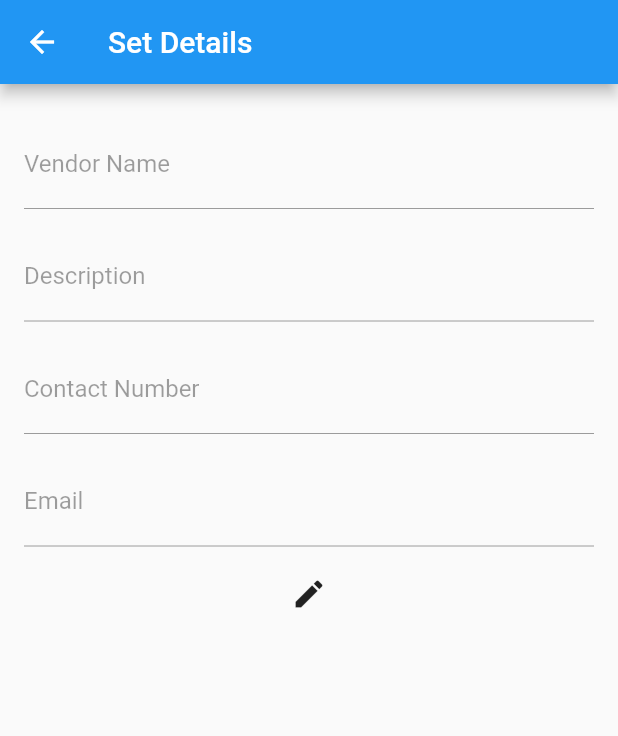
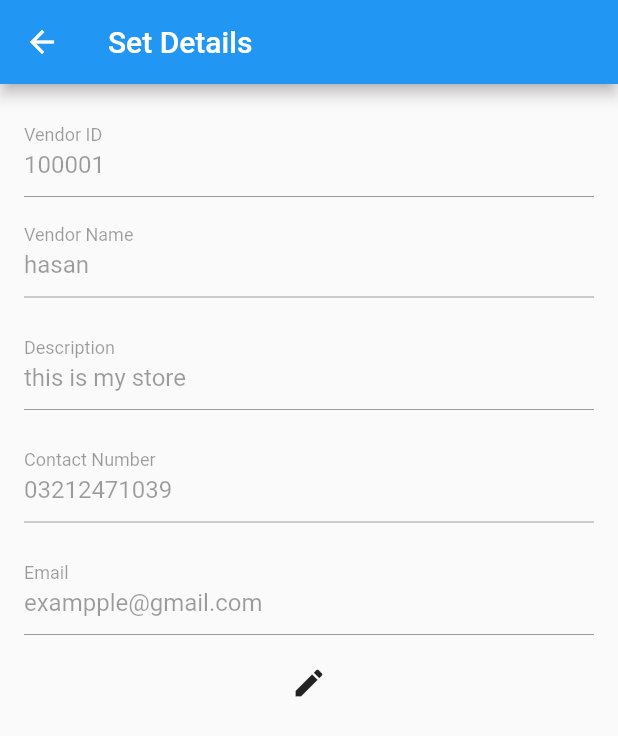
Before and after one commit to hasan-zahid-code/food-ordering-app-flutter, a Flutter app: the SetDetailsPage screen opened directly, on a phone screen of 412 x 824 dp. Shown: the top 736 px of the screen. Run offline on Flutter 3.47's test engine with Material 2 defaults, Android fonts, the phone set to English and light mode, and no system bars; our stand-ins replace bloc, equatable, flutter_bloc.

Commit message:
setDetails functional

```diff
--- a/lib/blocs/vendor_login_bloc.dart
+++ b/lib/blocs/vendor_login_bloc.dart
@@ -59,8 +59,7 @@ class VendorLoginBloc extends Bloc<VendorLoginEvent, VendorLoginState> {
 
       try {
         final response = await http.post(
-          Uri.parse(
-              'http://localhost:3000/api/vendorLogin'), // Replace with your vendor login API endpoint
+          Uri.parse('http://localhost:3000/api/vendorLogin'),
           body: jsonEncode({
             'contactNo': event.phone,
             'Password': event.password,
@@ -78,7 +77,7 @@ class VendorLoginBloc extends Bloc<VendorLoginEvent, VendorLoginState> {
           yield VendorLoginFailureState(error: error);
         }
       } catch (error) {
-        print('Error 1: $error');
+        print('Error: $error');
         yield const VendorLoginFailureState(
             error: 'Server error. Please try again later.');
       }
--- a/lib/pages/vendor/classes_data.dart
+++ b/lib/pages/vendor/classes_data.dart
@@ -1,12 +1,16 @@
 class Vendor {
-  String? vendorid;
-  String? name;
-  String? description;
-  String? contactNo;
-  String? email;
+  String vendorid;
+  String name;
+  String description;
+  String contactNo;
+  String email;
 
   Vendor(
-      {this.vendorid, this.name, this.description, this.contactNo, this.email});
+      {required this.vendorid,
+      required this.name,
+      required this.description,
+      required this.contactNo,
+      required this.email});
 
   factory Vendor.fromJson(Map<String, dynamic> json) {
     return Vendor(
@@ -19,4 +23,9 @@ class Vendor {
   }
 }
 
-Vendor currentVendor = Vendor();
+Vendor currentVendor = Vendor(
+    vendorid: '100001',
+    name: 'hasan',
+    description: 'this is my store',
+    contactNo: '03212471039',
+    email: 'exampple@gmail.com');
--- a/lib/pages/vendor/set_details.dart
+++ b/lib/pages/vendor/set_details.dart
@@ -21,10 +21,10 @@ class _SetDetailsPageState extends State<SetDetailsPage> {
   void initState() {
     super.initState();
 
-    _nameController.text = currentVendor.name ?? "";
-    _descriptionController.text = currentVendor.description ?? "";
-    _contactNumberController.text = currentVendor.contactNo ?? "";
-    _emailController.text = currentVendor.email ?? "";
+    _nameController.text = currentVendor.name;
+    _descriptionController.text = currentVendor.description;
+    _contactNumberController.text = currentVendor.contactNo;
+    _emailController.text = currentVendor.email;
   }
 
   @override
@@ -38,6 +38,11 @@ class _SetDetailsPageState extends State<SetDetailsPage> {
         child: Column(
           crossAxisAlignment: CrossAxisAlignment.stretch,
           children: [
+            TextFormField(
+              initialValue: currentVendor.vendorid,
+              enabled: false,
+              decoration: InputDecoration(labelText: "Vendor ID"),
+            ),
             _buildTextField("Vendor Name", _nameController),
             _buildTextField("Description", _descriptionController),
             _buildTextField("Contact Number", _contactNumberController),
@@ -98,9 +103,10 @@ class _SetDetailsPageState extends State<SetDetailsPage> {
         final response = await http.post(
           Uri.parse(url),
           body: jsonEncode({
-            'name': currentVendor.name,
+            'VendorId': currentVendor.vendorid,
+            'Name': currentVendor.name,
             'Description': currentVendor.description,
-            'ContactNo': currentVendor.contactNo,
+            'Phone': currentVendor.contactNo,
             'Email': currentVendor.email,
           }),
           headers: {'Content-Type': 'application/json'},
@@ -120,25 +126,19 @@ class _SetDetailsPageState extends State<SetDetailsPage> {
           final errorMessage = jsonData['error'];
 
           final snackBar = SnackBar(
-            content: Text('Registration failed: $errorMessage'),
+            content: Text('Vendor Data Update failed: $errorMessage'),
           );
 
           ScaffoldMessenger.of(context).showSnackBar(snackBar);
         }
       } catch (e) {
         final snackBar = SnackBar(
-          content: Text(
-              'Registration failed: Network error. Please check your internet connection.'),
+          content: Text('Updation failed: Network error.'),
         );
 
         ScaffoldMessenger.of(context).showSnackBar(snackBar);
       }
     }
-
-    print("Details saved permanently");
-
-    // Simulating an asynchronous operation
-    await Future.delayed(Duration(seconds: 2));
 
     // After saving permanently, disable editing mode
     setState(() {
@@ -147,13 +147,13 @@ class _SetDetailsPageState extends State<SetDetailsPage> {
   }
 
   bool _validateInputs() {
-    if (currentVendor.email!.isEmpty) {
+    if (currentVendor.email.isEmpty || !_validateEmail(currentVendor.email)) {
       _showErrorDialog('Invalid Email');
       return false;
-    } else if (currentVendor.contactNo!.isEmpty) {
+    } else if (currentVendor.contactNo.isEmpty) {
       _showErrorDialog('Contact number cannot be empty');
       return false;
-    } else if (currentVendor.name!.isEmpty) {
+    } else if (currentVendor.name.isEmpty) {
       _showErrorDialog('Name cannot be empty');
       return false;
     }
@@ -179,4 +179,9 @@ class _SetDetailsPageState extends State<SetDetailsPage> {
       },
     );
   }
+
+  bool _validateEmail(String email) {
+    final RegExp emailRegExp = RegExp(r'^[\w-]+(\.[\w-]+)*@[\w-]+(\.[\w-]+)+$');
+    return emailRegExp.hasMatch(email);
+  }
 }
--- a/lib/pages/vendor/vendor_Registration.dart
+++ b/lib/pages/vendor/vendor_Registration.dart
@@ -237,7 +237,7 @@ class _VendorRegistrationPageState extends State<VendorRegistrationPage> {
   }
 
   bool _validateEmail(String email) {
-    final RegExp emailRegExp = RegExp(r'^[\w-]+(\.[\w-]+)*@[\w-]+(\.[\w-]+)+$');
+    final RegExp emailRegExp = RegExp(r'^[\w.-]+@[a-zA-Z\d.-]+\.[a-zA-Z]{2,}$');
     return emailRegExp.hasMatch(email);
   }
 }
--- a/lib/pages/vendor/vendor_login_page.dart
+++ b/lib/pages/vendor/vendor_login_page.dart
@@ -92,9 +92,6 @@ class VendorLoginForm extends StatelessWidget {
                 labelText: 'Contact No',
                 fillColor: Colors.white,
                 filled: true,
-                prefixStyle: TextStyle(
-                    color: Colors
-                        .black), // Optional: Customize the style of the prefix
               ),
             ),
             SPACING20px,
```
